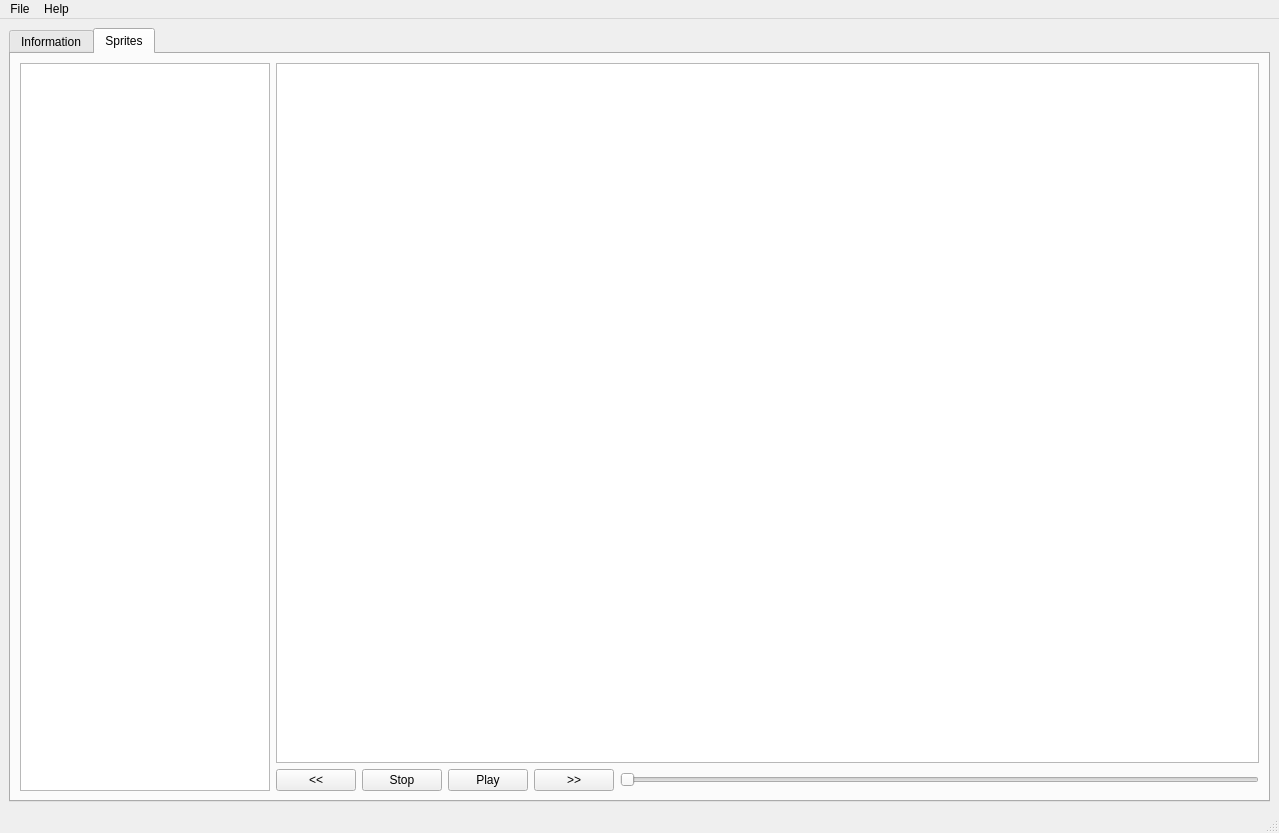
Before: the Qt Designer form omftools/afui/ui/mainwindow.ui in omf2097/pyomftools, drawn with Qt 5.
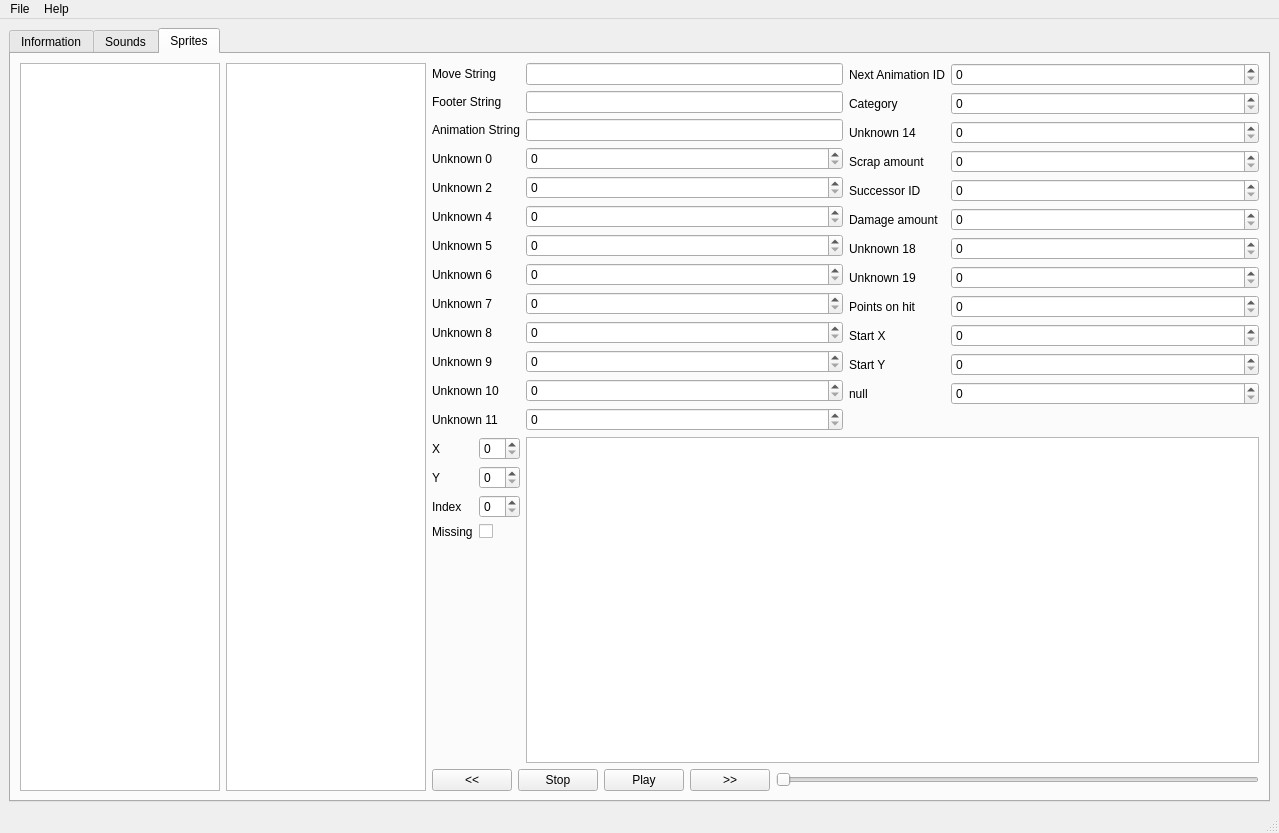
After: the same form once the commit is applied.

What changed in the file:
```diff
--- a/omftools/afui/ui/mainwindow.ui
+++ b/omftools/afui/ui/mainwindow.ui
@@ -156,18 +156,15 @@
           </item>
          </layout>
         </item>
-        <item row="0" column="1">
-         <spacer name="horizontalSpacer">
-          <property name="orientation">
-           <enum>Qt::Horizontal</enum>
-          </property>
-          <property name="sizeHint" stdset="0">
-           <size>
-            <width>40</width>
-            <height>20</height>
-           </size>
-          </property>
-         </spacer>
+       </layout>
+      </widget>
+      <widget class="QWidget" name="tab">
+       <attribute name="title">
+        <string>Sounds</string>
+       </attribute>
+       <layout class="QGridLayout" name="gridLayout_5">
+        <item row="0" column="0">
+         <widget class="QTableWidget" name="tableWidget"/>
         </item>
        </layout>
       </widget>
@@ -182,25 +179,9 @@
         <string>Sprites</string>
        </attribute>
        <layout class="QGridLayout" name="gridLayout_3">
-        <item row="0" column="0">
-         <widget class="QTreeView" name="treeView">
-          <property name="sizePolicy">
-           <sizepolicy hsizetype="Maximum" vsizetype="Expanding">
-            <horstretch>0</horstretch>
-            <verstretch>0</verstretch>
-           </sizepolicy>
-          </property>
-          <property name="maximumSize">
-           <size>
-            <width>250</width>
-            <height>16777215</height>
-           </size>
-          </property>
-         </widget>
-        </item>
-        <item row="0" column="1">
+        <item row="0" column="2">
          <layout class="QGridLayout" name="gridLayout_4">
-          <item row="2" column="0">
+          <item row="3" column="0">
            <layout class="QHBoxLayout" name="horizontalLayout">
             <item>
              <widget class="QPushButton" name="pushButton_2">
@@ -240,10 +221,447 @@
            </layout>
           </item>
           <item row="0" column="0">
-           <widget class="QGraphicsView" name="graphicsView"/>
+           <layout class="QHBoxLayout" name="horizontalLayout_2" stretch="1,1">
+            <item>
+             <layout class="QFormLayout" name="formLayout_3">
+              <property name="fieldGrowthPolicy">
+               <enum>QFormLayout::AllNonFixedFieldsGrow</enum>
+              </property>
+              <item row="0" column="0">
+               <widget class="QLabel" name="label_13">
+                <property name="text">
+                 <string>Move String</string>
+                </property>
+               </widget>
+              </item>
+              <item row="0" column="1">
+               <widget class="QLineEdit" name="lineEdit_2"/>
+              </item>
+              <item row="1" column="0">
+               <widget class="QLabel" name="label_14">
+                <property name="text">
+                 <string>Footer String</string>
+                </property>
+               </widget>
+              </item>
+              <item row="2" column="0">
+               <widget class="QLabel" name="label_16">
+                <property name="text">
+                 <string>Animation String</string>
+                </property>
+               </widget>
+              </item>
+              <item row="1" column="1">
+               <widget class="QLineEdit" name="lineEdit_3"/>
+              </item>
+              <item row="2" column="1">
+               <widget class="QLineEdit" name="lineEdit_4"/>
+              </item>
+              <item row="3" column="0">
+               <widget class="QLabel" name="label_18">
+                <property name="text">
+                 <string>Unknown 0</string>
+                </property>
+               </widget>
+              </item>
+              <item row="4" column="0">
+               <widget class="QLabel" name="label_19">
+                <property name="text">
+                 <string>Unknown 2</string>
+                </property>
+               </widget>
+              </item>
+              <item row="5" column="0">
+               <widget class="QLabel" name="label_20">
+                <property name="text">
+                 <string>Unknown 4</string>
+                </property>
+               </widget>
+              </item>
+              <item row="6" column="0">
+               <widget class="QLabel" name="label_21">
+                <property name="text">
+                 <string>Unknown 5</string>
+                </property>
+               </widget>
+              </item>
+              <item row="7" column="0">
+               <widget class="QLabel" name="label_22">
+                <property name="text">
+                 <string>Unknown 6</string>
+                </property>
+               </widget>
+              </item>
+              <item row="8" column="0">
+               <widget class="QLabel" name="label_28">
+                <property name="text">
+                 <string>Unknown 7</string>
+                </property>
+               </widget>
+              </item>
+              <item row="9" column="0">
+               <widget class="QLabel" name="label_29">
+                <property name="text">
+                 <string>Unknown 8</string>
+                </property>
+               </widget>
+              </item>
+              <item row="10" column="0">
+               <widget class="QLabel" name="label_30">
+                <property name="text">
+                 <string>Unknown 9</string>
+                </property>
+               </widget>
+              </item>
+              <item row="11" column="0">
+               <widget class="QLabel" name="label_31">
+                <property name="text">
+                 <string>Unknown 10</string>
+                </property>
+               </widget>
+              </item>
+              <item row="12" column="0">
+               <widget class="QLabel" name="label_32">
+                <property name="text">
+                 <string>Unknown 11</string>
+                </property>
+               </widget>
+              </item>
+              <item row="3" column="1">
+               <widget class="QSpinBox" name="spinBox_13">
+                <property name="maximum">
+                 <number>65535</number>
+                </property>
+               </widget>
+              </item>
+              <item row="4" column="1">
+               <widget class="QSpinBox" name="spinBox_14">
+                <property name="maximum">
+                 <number>65535</number>
+                </property>
+               </widget>
+              </item>
+              <item row="5" column="1">
+               <widget class="QSpinBox" name="spinBox_15">
+                <property name="maximum">
+                 <number>255</number>
+                </property>
+               </widget>
+              </item>
+              <item row="6" column="1">
+               <widget class="QSpinBox" name="spinBox_16">
+                <property name="maximum">
+                 <number>255</number>
+                </property>
+               </widget>
+              </item>
+              <item row="7" column="1">
+               <widget class="QSpinBox" name="spinBox_17">
+                <property name="maximum">
+                 <number>255</number>
+                </property>
+               </widget>
+              </item>
+              <item row="8" column="1">
+               <widget class="QSpinBox" name="spinBox_18">
+                <property name="maximum">
+                 <number>255</number>
+                </property>
+               </widget>
+              </item>
+              <item row="9" column="1">
+               <widget class="QSpinBox" name="spinBox_19">
+                <property name="maximum">
+                 <number>255</number>
+                </property>
+               </widget>
+              </item>
+              <item row="10" column="1">
+               <widget class="QSpinBox" name="spinBox_20">
+                <property name="maximum">
+                 <number>255</number>
+                </property>
+               </widget>
+              </item>
+              <item row="11" column="1">
+               <widget class="QSpinBox" name="spinBox_21">
+                <property name="maximum">
+                 <number>255</number>
+                </property>
+               </widget>
+              </item>
+              <item row="12" column="1">
+               <widget class="QSpinBox" name="spinBox_22">
+                <property name="maximum">
+                 <number>255</number>
+                </property>
+               </widget>
+              </item>
+             </layout>
+            </item>
+            <item>
+             <layout class="QFormLayout" name="formLayout_2">
+              <item row="0" column="0">
+               <widget class="QLabel" name="label_12">
+                <property name="text">
+                 <string>Next Animation ID</string>
+                </property>
+               </widget>
+              </item>
+              <item row="1" column="0">
+               <widget class="QLabel" name="label_15">
+                <property name="text">
+                 <string>Category</string>
+                </property>
+               </widget>
+              </item>
+              <item row="1" column="1">
+               <widget class="QSpinBox" name="spinBox">
+                <property name="maximum">
+                 <number>255</number>
+                </property>
+               </widget>
+              </item>
+              <item row="0" column="1">
+               <widget class="QSpinBox" name="spinBox_2">
+                <property name="maximum">
+                 <number>255</number>
+                </property>
+               </widget>
+              </item>
+              <item row="2" column="0">
+               <widget class="QLabel" name="label_17">
+                <property name="text">
+                 <string>Unknown 14</string>
+                </property>
+               </widget>
+              </item>
+              <item row="3" column="0">
+               <widget class="QLabel" name="label_23">
+                <property name="text">
+                 <string>Scrap amount</string>
+                </property>
+               </widget>
+              </item>
+              <item row="4" column="0">
+               <widget class="QLabel" name="label_24">
+                <property name="text">
+                 <string>Successor ID</string>
+                </property>
+               </widget>
+              </item>
+              <item row="5" column="0">
+               <widget class="QLabel" name="label_25">
+                <property name="text">
+                 <string>Damage amount</string>
+                </property>
+               </widget>
+              </item>
+              <item row="6" column="0">
+               <widget class="QLabel" name="label_26">
+                <property name="text">
+                 <string>Unknown 18</string>
+                </property>
+               </widget>
+              </item>
+              <item row="7" column="0">
+               <widget class="QLabel" name="label_27">
+                <property name="text">
+                 <string>Unknown 19</string>
+                </property>
+               </widget>
+              </item>
+              <item row="8" column="0">
+               <widget class="QLabel" name="label_33">
+                <property name="text">
+                 <string>Points on hit</string>
+                </property>
+               </widget>
+              </item>
+              <item row="9" column="0">
+               <widget class="QLabel" name="label_34">
+                <property name="text">
+                 <string>Start X</string>
+                </property>
+               </widget>
+              </item>
+              <item row="10" column="0">
+               <widget class="QLabel" name="label_35">
+                <property name="text">
+                 <string>Start Y</string>
+                </property>
+               </widget>
+              </item>
+              <item row="11" column="0">
+               <widget class="QLabel" name="label_36">
+                <property name="text">
+                 <string>null</string>
+                </property>
+               </widget>
+              </item>
+              <item row="2" column="1">
+               <widget class="QSpinBox" name="spinBox_3">
+                <property name="maximum">
+                 <number>255</number>
+                </property>
+               </widget>
+              </item>
+              <item row="3" column="1">
+               <widget class="QSpinBox" name="spinBox_4">
+                <property name="maximum">
+                 <number>255</number>
+                </property>
+               </widget>
+              </item>
+              <item row="4" column="1">
+               <widget class="QSpinBox" name="spinBox_5">
+                <property name="maximum">
+                 <number>255</number>
+                </property>
+               </widget>
+              </item>
+              <item row="5" column="1">
+               <widget class="QSpinBox" name="spinBox_6">
+                <property name="maximum">
+                 <number>255</number>
+                </property>
+               </widget>
+              </item>
+              <item row="6" column="1">
+               <widget class="QSpinBox" name="spinBox_7">
+                <property name="maximum">
+                 <number>255</number>
+                </property>
+               </widget>
+              </item>
+              <item row="7" column="1">
+               <widget class="QSpinBox" name="spinBox_8">
+                <property name="maximum">
+                 <number>255</number>
+                </property>
+               </widget>
+              </item>
+              <item row="8" column="1">
+               <widget class="QSpinBox" name="spinBox_9">
+                <property name="maximum">
+                 <number>255</number>
+                </property>
+               </widget>
+              </item>
+              <item row="9" column="1">
+               <widget class="QSpinBox" name="spinBox_10">
+                <property name="maximum">
+                 <number>255</number>
+                </property>
+               </widget>
+              </item>
+              <item row="10" column="1">
+               <widget class="QSpinBox" name="spinBox_11">
+                <property name="maximum">
+                 <number>255</number>
+                </property>
+               </widget>
+              </item>
+              <item row="11" column="1">
+               <widget class="QSpinBox" name="spinBox_12">
+                <property name="maximum">
+                 <number>255</number>
+                </property>
+               </widget>
+              </item>
+             </layout>
+            </item>
+           </layout>
+          </item>
+          <item row="1" column="0">
+           <layout class="QHBoxLayout" name="horizontalLayout_3">
+            <item>
+             <layout class="QFormLayout" name="formLayout_4">
+              <item row="0" column="0">
+               <widget class="QLabel" name="label_37">
+                <property name="text">
+                 <string>X</string>
+                </property>
+               </widget>
+              </item>
+              <item row="0" column="1">
+               <widget class="QSpinBox" name="spinBox_23"/>
+              </item>
+              <item row="1" column="0">
+               <widget class="QLabel" name="label_38">
+                <property name="text">
+                 <string>Y</string>
+                </property>
+               </widget>
+              </item>
+              <item row="1" column="1">
+               <widget class="QSpinBox" name="spinBox_24"/>
+              </item>
+              <item row="2" column="0">
+               <widget class="QLabel" name="label_39">
+                <property name="text">
+                 <string>Index</string>
+                </property>
+               </widget>
+              </item>
+              <item row="2" column="1">
+               <widget class="QSpinBox" name="spinBox_25"/>
+              </item>
+              <item row="3" column="0">
+               <widget class="QLabel" name="label_40">
+                <property name="text">
+                 <string>Missing</string>
+                </property>
+               </widget>
+              </item>
+              <item row="3" column="1">
+               <widget class="QCheckBox" name="checkBox">
+                <property name="text">
+                 <string/>
+                </property>
+               </widget>
+              </item>
+             </layout>
+            </item>
+            <item>
+             <widget class="QGraphicsView" name="graphicsView"/>
+            </item>
+           </layout>
           </item>
          </layout>
         </item>
+        <item row="0" column="0">
+         <widget class="QListWidget" name="listWidget">
+          <property name="sizePolicy">
+           <sizepolicy hsizetype="Maximum" vsizetype="Expanding">
+            <horstretch>0</horstretch>
+            <verstretch>0</verstretch>
+           </sizepolicy>
+          </property>
+          <property name="maximumSize">
+           <size>
+            <width>200</width>
+            <height>16777215</height>
+           </size>
+          </property>
+         </widget>
+        </item>
+        <item row="0" column="1">
+         <widget class="QListWidget" name="listWidget_2">
+          <property name="sizePolicy">
+           <sizepolicy hsizetype="Maximum" vsizetype="Expanding">
+            <horstretch>0</horstretch>
+            <verstretch>0</verstretch>
+           </sizepolicy>
+          </property>
+          <property name="maximumSize">
+           <size>
+            <width>200</width>
+            <height>16777215</height>
+           </size>
+          </property>
+         </widget>
+        </item>
        </layout>
       </widget>
      </widget>
```
Left out of the diff: 63 changed lines with no effect on the pictures.
